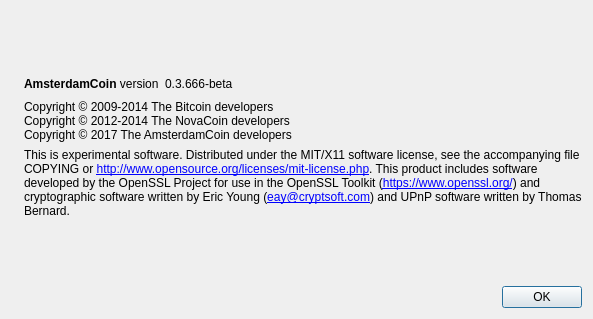
ALLMINER/XDE2, file src/qt/forms/aboutdialog.ui: the form before one commit.
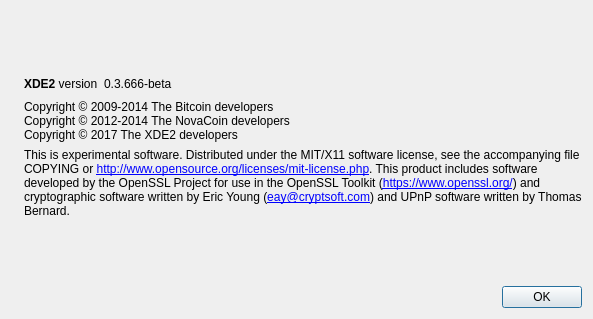
The form after the commit. Icons and pictures are not drawn.

```diff
--- a/src/qt/forms/aboutdialog.ui
+++ b/src/qt/forms/aboutdialog.ui
@@ -50,7 +50,7 @@
           <cursorShape>IBeamCursor</cursorShape>
          </property>
          <property name="text">
-          <string>&lt;b&gt;AmsterdamCoin&lt;/b&gt; version</string>
+          <string>&lt;b&gt;XDE2&lt;/b&gt; version</string>
          </property>
          <property name="textInteractionFlags">
           <set>Qt::LinksAccessibleByMouse|Qt::TextSelectableByKeyboard|Qt::TextSelectableByMouse</set>
@@ -93,7 +93,7 @@
        <property name="text">
         <string>Copyright © 2009-2014 The Bitcoin developers
 Copyright © 2012-2014 The NovaCoin developers
-Copyright © 2017 The AmsterdamCoin developers</string>
+Copyright © 2017 The XDE2 developers</string>
        </property>
        <property name="textInteractionFlags">
         <set>Qt::LinksAccessibleByMouse|Qt::TextSelectableByKeyboard|Qt::TextSelectableByMouse</set>
```
Left out of the diff: 2 changed lines with no effect on the pictures.
